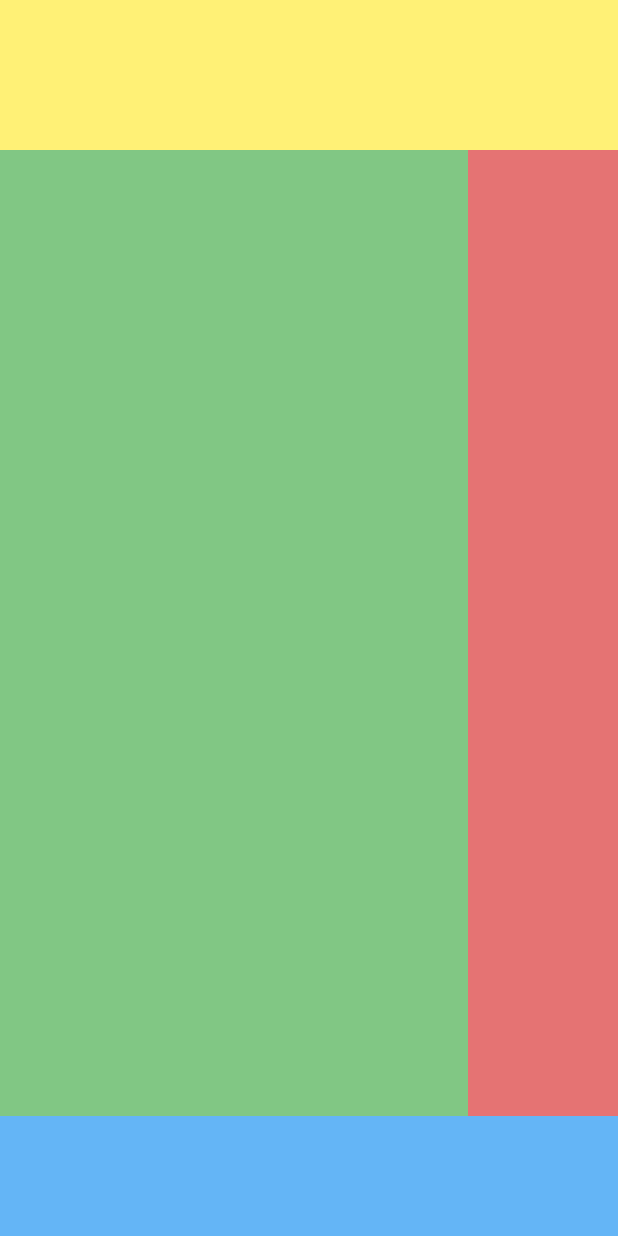
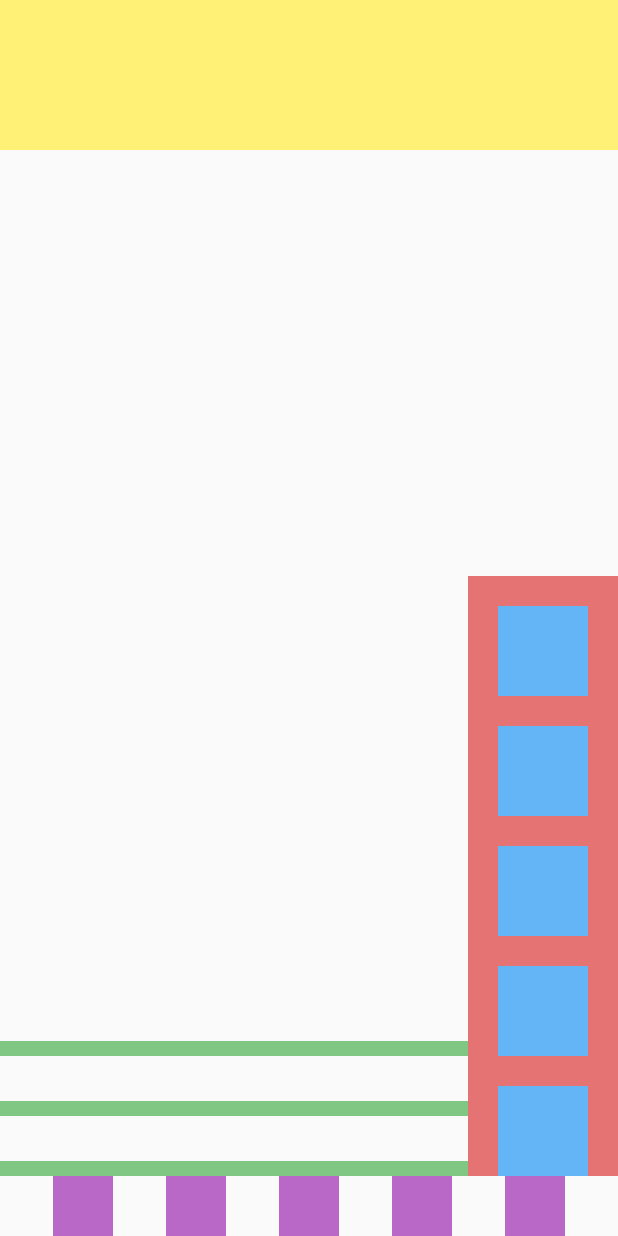
Before and after one commit to TengoCharlie/tiktok-clone, a Flutter app: the screen it shows after launch, on a phone screen of 412 x 824 dp. Run offline on Flutter 3.47's test engine with Material 2 defaults, Android fonts, the phone set to English and light mode, and no system bars.

Commit message:
Complete UI Layout

```diff
--- /dev/null
+++ b/lib/home.dart
@@ -0,0 +1,31 @@
+import "package:flutter/material.dart";
+import 'package:tiktok_clone/widgets/actions_toolbar.dart';
+import 'package:tiktok_clone/widgets/bottom_toolbar.dart';
+import 'package:tiktok_clone/widgets/video_description.dart';
+
+class MyHomePage extends StatelessWidget {
+  const MyHomePage({super.key});
+
+  Widget get topSection => Container(height: 100, color: Colors.yellow[300]);
+
+  Widget get middleSection => Expanded(
+        child: Row(
+          mainAxisSize: MainAxisSize.max,
+          crossAxisAlignment: CrossAxisAlignment.end,
+          children: [VideoDescription(), ActionToolbar()],
+        ),
+      );
+
+  @override
+  Widget build(BuildContext context) {
+    return Scaffold(
+      body: Column(
+        children: [
+          topSection,
+          middleSection,
+          BottomToolbar(),
+        ],
+      ),
+    );
+  }
+}
--- a/lib/main.dart
+++ b/lib/main.dart
@@ -1,4 +1,5 @@
 import 'package:flutter/material.dart';
+import 'package:tiktok_clone/home.dart';
 
 void main() {
   runApp(const MyApp());
@@ -19,38 +20,3 @@ class MyApp extends StatelessWidget {
     );
   }
 }
-
-class MyHomePage extends StatelessWidget {
-  const MyHomePage({super.key});
-
-  @override
-  Widget build(BuildContext context) {
-    return Scaffold(
-      body: Column(
-        children: [
-          Container(
-            height: 100,
-            padding: const EdgeInsets.only(bottom: 15.0),
-            color: Colors.yellow[300],
-          ),
-          Expanded(
-            child: Row(
-              mainAxisSize: MainAxisSize.max,
-              crossAxisAlignment: CrossAxisAlignment.end,
-              children: [
-                Expanded(
-                  child: Container(color: Colors.green[300]),
-                ),
-                Container(
-                  color: Colors.red[300],
-                  width: 100.0,
-                )
-              ],
-            ),
-          ),
-          Container(height: 80.0, color: Colors.blue[300]),
-        ],
-      ),
-    );
-  }
-}
--- /dev/null
+++ b/lib/widgets/actions_toolbar.dart
@@ -0,0 +1,25 @@
+import 'package:flutter/material.dart';
+import 'package:flutter/src/widgets/container.dart';
+import 'package:flutter/src/widgets/framework.dart';
+
+class ActionToolbar extends StatelessWidget {
+  const ActionToolbar({super.key});
+
+  @override
+  Widget build(BuildContext context) {
+    return Container(
+      color: Colors.red[300],
+      width: 100.0,
+      child: Column(
+          mainAxisSize: MainAxisSize.min,
+          children: List.generate(
+              5,
+              (_) => Container(
+                    width: 60,
+                    height: 60,
+                    color: Colors.blue[300],
+                    margin: EdgeInsets.only(top: 20),
+                  ))),
+    );
+  }
+}
--- /dev/null
+++ b/lib/widgets/bottom_toolbar.dart
@@ -0,0 +1,19 @@
+import 'package:flutter/material.dart';
+
+class BottomToolbar extends StatelessWidget {
+  const BottomToolbar({super.key});
+
+  @override
+  Widget build(BuildContext context) {
+    return Row(
+      mainAxisAlignment: MainAxisAlignment.spaceEvenly,
+      children: List.generate(
+          5,
+          (_) => Container(
+                width: 40,
+                height: 40,
+                color: Colors.purple[300],
+              )),
+    );
+  }
+}
--- /dev/null
+++ b/lib/widgets/video_description.dart
@@ -0,0 +1,33 @@
+import 'package:flutter/material.dart';
+import 'package:flutter/src/widgets/container.dart';
+import 'package:flutter/src/widgets/framework.dart';
+
+class VideoDescription extends StatelessWidget {
+  const VideoDescription({super.key});
+
+  @override
+  Widget build(BuildContext context) {
+    return Expanded(
+      child: Column(
+        mainAxisSize: MainAxisSize.min,
+        children: [
+          Container(
+            height: 10.0,
+            color: Colors.green[300],
+            margin: EdgeInsets.only(top: 30),
+          ),
+          Container(
+            height: 10.0,
+            color: Colors.green[300],
+            margin: EdgeInsets.only(top: 30),
+          ),
+          Container(
+            height: 10.0,
+            color: Colors.green[300],
+            margin: EdgeInsets.only(top: 30),
+          ),
+        ],
+      ),
+    );
+  }
+}
```
